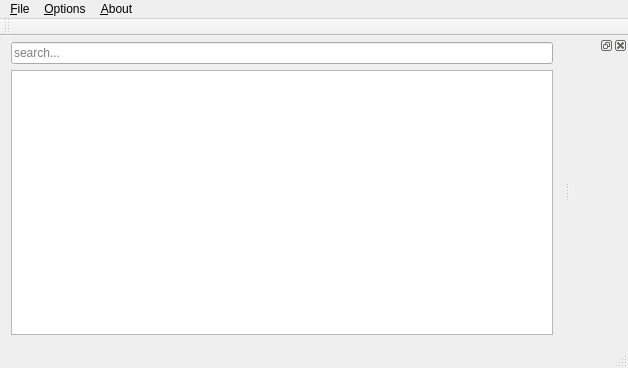
This is gui/mainwindow.ui in Mezzofanti/qamus as Qt 5 draws it before an edit. The edited form follows.
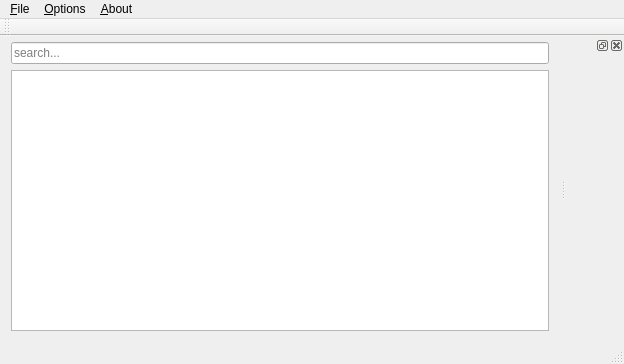
This is the edited form. Icons and pictures are not drawn.

What changed in the file:
```diff
--- a/gui/mainwindow.ui
+++ b/gui/mainwindow.ui
@@ -6,8 +6,8 @@
    <rect>
     <x>0</x>
     <y>0</y>
-    <width>628</width>
-    <height>368</height>
+    <width>624</width>
+    <height>364</height>
    </rect>
   </property>
   <property name="windowTitle">
@@ -72,8 +72,8 @@
     <rect>
      <x>0</x>
      <y>0</y>
-     <width>628</width>
-     <height>23</height>
+     <width>624</width>
+     <height>20</height>
     </rect>
    </property>
    <widget class="QMenu" name="menuFile">
```
Left out of the diff: 5 changed lines with no effect on the pictures.
